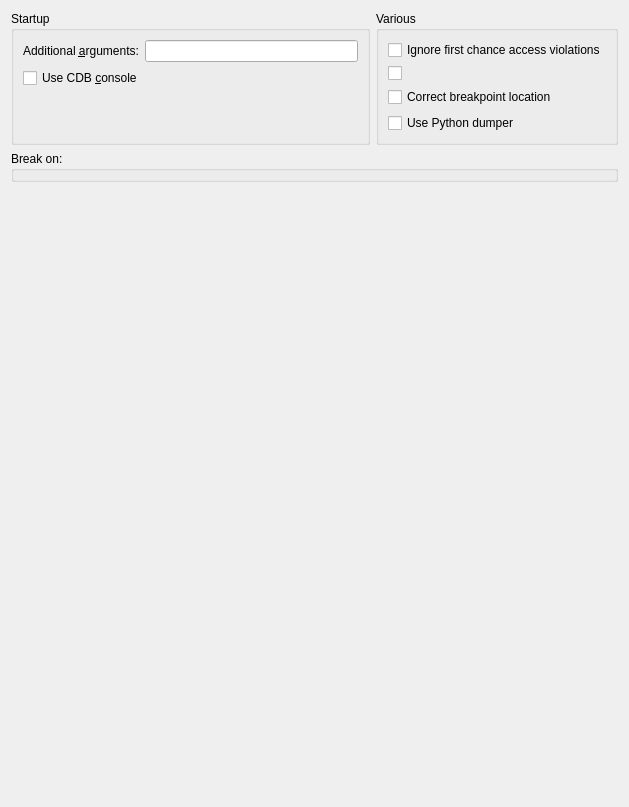
qt-creator/qt-creator, file src/plugins/debugger/cdb/cdboptionspagewidget.ui: the form before one commit.
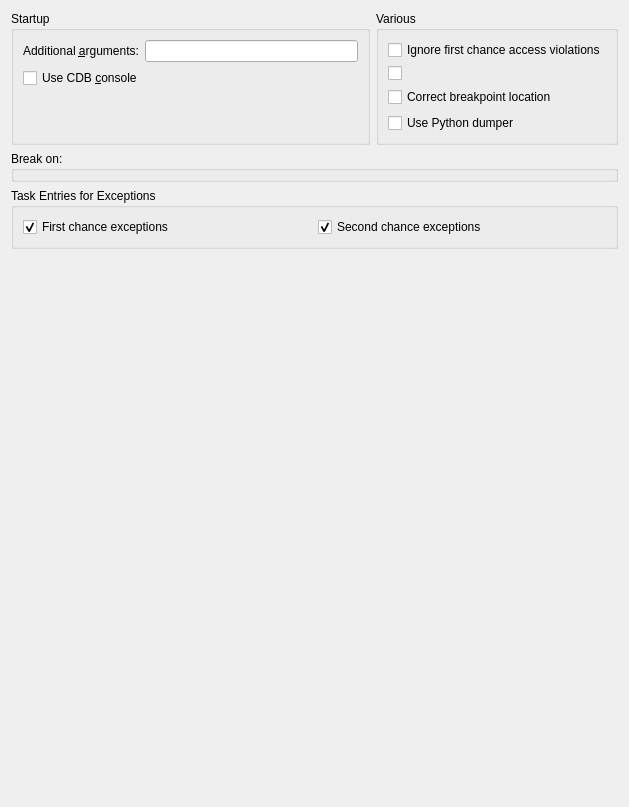
The form after the commit.

Commit message:
Debugger: add option to disable task entries for exceptions
Task-number: QTCREATORBUG-20915

The edit to the form file:
```diff
--- a/src/plugins/debugger/cdb/cdboptionspagewidget.ui
+++ b/src/plugins/debugger/cdb/cdboptionspagewidget.ui
@@ -103,6 +103,35 @@
      </item>
     </layout>
    </item>
+   <item>
+    <widget class="QGroupBox" name="exceptions">
+     <property name="title">
+      <string>Task Entries for Exceptions </string>
+     </property>
+     <layout class="QHBoxLayout" name="horizontalLayout">
+      <item>
+       <widget class="QCheckBox" name="firstChance">
+        <property name="text">
+         <string>First chance exceptions</string>
+        </property>
+        <property name="checked">
+         <bool>true</bool>
+        </property>
+       </widget>
+      </item>
+      <item>
+       <widget class="QCheckBox" name="secondChance">
+        <property name="text">
+         <string>Second chance exceptions</string>
+        </property>
+        <property name="checked">
+         <bool>true</bool>
+        </property>
+       </widget>
+      </item>
+     </layout>
+    </widget>
+   </item>
    <item>
     <spacer name="verticalSpacer">
      <property name="orientation">
```
The commit also changes 7 other files.
